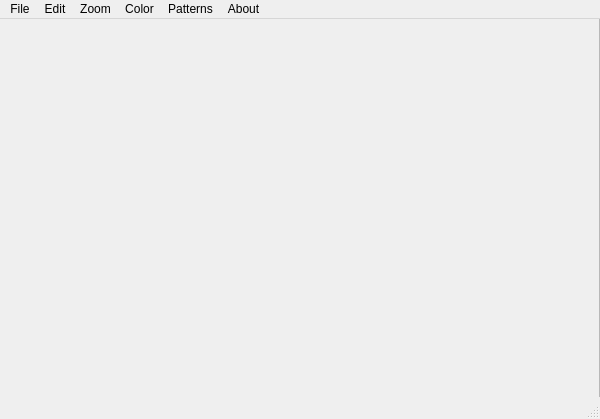
Before: the Qt Designer form src/app/mainwindow.ui in SabrePenguin/IGP, drawn with Qt 5.
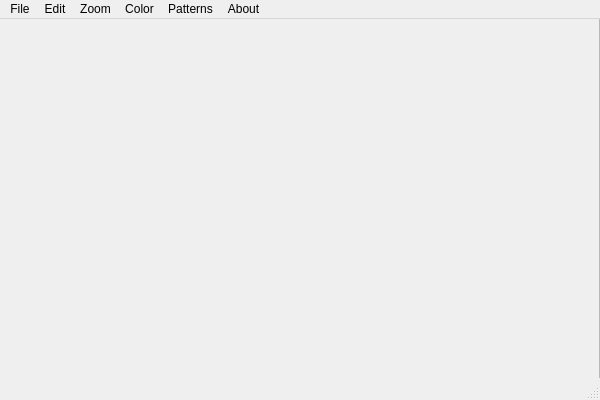
After: the same form once the commit is applied.

Commit message: Updated connect to use Qt5

```diff
--- a/src/app/mainwindow.ui
+++ b/src/app/mainwindow.ui
@@ -7,7 +7,7 @@
     <x>0</x>
     <y>0</y>
     <width>600</width>
-    <height>419</height>
+    <height>400</height>
    </rect>
   </property>
   <property name="windowTitle">
```
Left out of the diff: 90 changed lines with no effect on the pictures. The commit also changes 1 other file.
